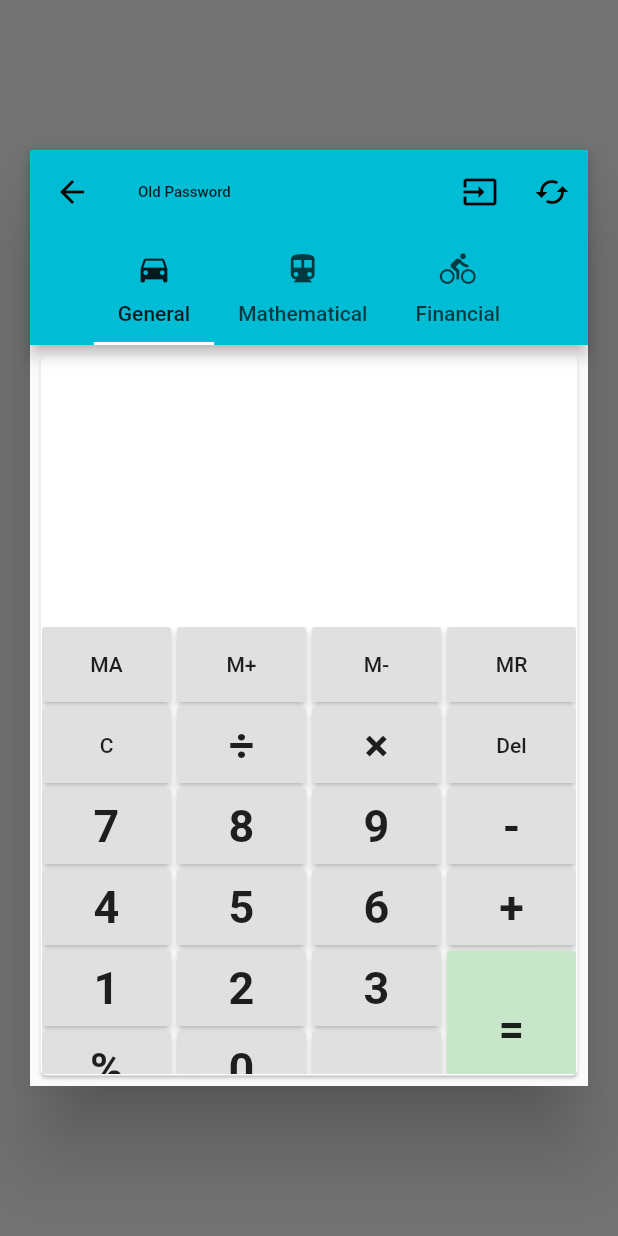
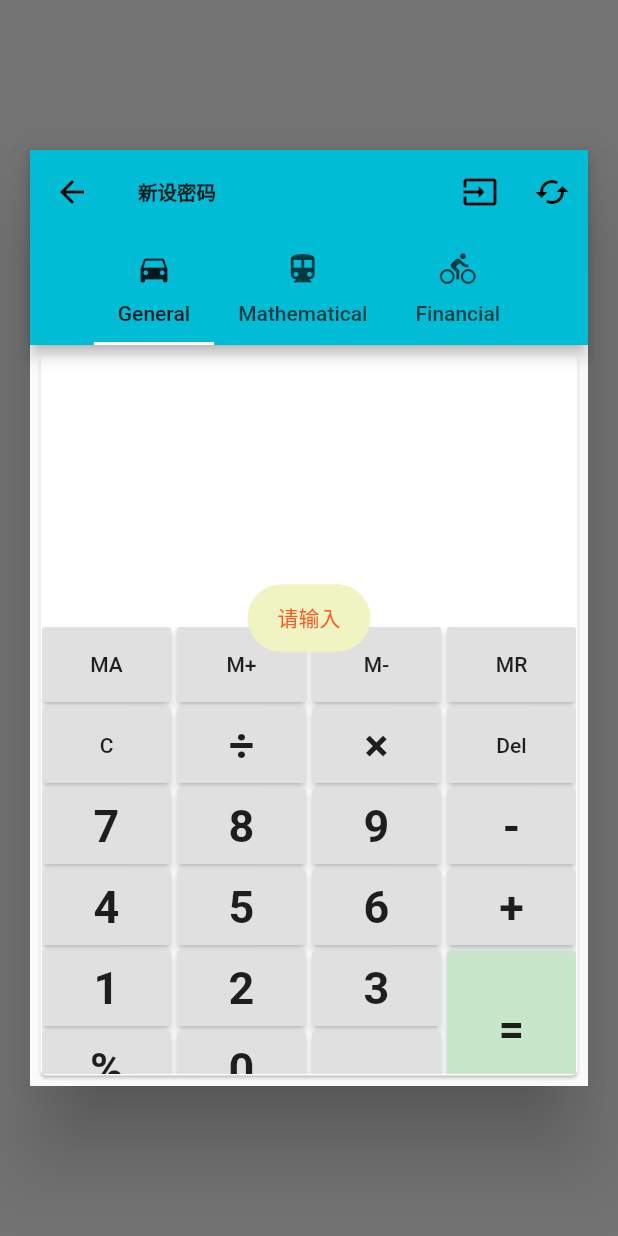
Before and after one commit to bigmangolee/ardor-calculator, a Flutter app: what selectInitType() shows on an empty page, opened directly, after a tap on "1.无数据导入初始化", after a tap on the "input" icon, on a phone screen of 412 x 824 dp. Run offline on Flutter 3.47's test engine with Material 2 defaults, Android fonts, the phone set to English and light mode, and no system bars; our stand-ins replace fluttertoast; accounts and stored records are empty; generated files the repository leaves out were written again.

Commit message:
Add password setting feature

```diff
--- a/lib/app/ardor/calculator/cal_base.dart
+++ b/lib/app/ardor/calculator/cal_base.dart
@@ -14,17 +14,28 @@
 
 import 'package:ardor_calculator/app/ardor/calculator/treasure/store/store_manager.dart';
 import 'package:ardor_calculator/app/ardor/calculator/treasure/store/user_data_store.dart';
+import 'package:ardor_calculator/library/applog.dart';
 import 'package:flutter/material.dart';
 
+typedef StringCallback = void Function(String value);
+
+// ignore: must_be_immutable
 abstract class CalBase extends StatelessWidget {
+
+  StringCallback resultCallBack;
+
+  CalBase(this.resultCallBack);
 
   String getName();
 
   IconData getIcon();
 
+  void reset();
+
   Future<bool> startTreasure(context,String password) async{
     StoreManager.secretKey = password;
     UserDataStore value = await StoreManager.getUserData();
+    AppLog.i(tag, "startTreasure value: $value");
     if (value != null) {
       Navigator.pushNamed(context, '/group');
       return true;
--- a/lib/app/ardor/calculator/cal_home.dart
+++ b/lib/app/ardor/calculator/cal_home.dart
@@ -63,11 +63,12 @@ class CalHome extends StatelessWidget {
 }
 
 List<CalBase> calculators = <CalBase>[
-  CalGeneral(),
-  CalMathematical(),
-  CalFinancial(),
+  CalGeneral(null),
+  CalMathematical(null),
+  CalFinancial(null),
 //  CalBlockChain(),
 ];
+
 
 class ChoiceCalculator extends StatelessWidget {
   const ChoiceCalculator({ Key key, this.cal }) : super(key: key);
--- a/lib/app/ardor/calculator/cal_mathematicall.dart
+++ b/lib/app/ardor/calculator/cal_mathematicall.dart
@@ -20,6 +20,7 @@ import 'package:ardor_calculator/app/ardor/calculator/cal_base.dart';
 // ignore: must_be_immutable
 class CalMathematical extends CalBase {
 
+  CalMathematical(resultCallBack) : super(resultCallBack);
 
   @override
   String getName() {
@@ -46,4 +47,9 @@ class CalMathematical extends CalBase {
     );
   }
 
+  @override
+  void reset() {
+    // TODO: implement reset
+  }
+
 }
--- a/lib/app/ardor/calculator/treasure/account_page.dart
+++ b/lib/app/ardor/calculator/treasure/account_page.dart
@@ -15,11 +15,11 @@
 import 'package:ardor_calculator/app/ardor/calculator/style/style.dart';
 import 'package:ardor_calculator/app/ardor/calculator/treasure/bean/account.dart';
 import 'package:ardor_calculator/app/ardor/calculator/treasure/bean/group.dart';
+import 'package:ardor_calculator/app/ardor/calculator/treasure/store/store_manager.dart';
 import 'package:ardor_calculator/app/ardor/calculator/treasure/store/user_data_store.dart';
 import 'package:flutter/material.dart';
 import 'package:flutter/services.dart';
 
-import 'store/store_manager.dart';
 
 // ignore: must_be_immutable
 class AccountHomePage extends StatefulWidget {
--- a/lib/app/ardor/calculator/treasure/bean/account.dart
+++ b/lib/app/ardor/calculator/treasure/bean/account.dart
@@ -39,4 +39,11 @@ class Account {
     updateTime = account.updateTime;
     order = account.order;
   }
+
+  @override
+  String toString() {
+    return 'Account{id: $id, groupId: $groupId, name: $name, address: $address, account: $account, password: $password, remarks: $remarks, order: $order, createTime: $createTime, updateTime: $updateTime}';
+  }
+
+
 }
--- a/lib/app/ardor/calculator/treasure/bean/group.dart
+++ b/lib/app/ardor/calculator/treasure/bean/group.dart
@@ -34,4 +34,11 @@ class Group {
     groupId = group.groupId;
     isPrivate = group.isPrivate;
   }
+
+  @override
+  String toString() {
+    return 'Group{groupId: $groupId, isPrivate: $isPrivate, name: $name, remarks: $remarks, createTime: $createTime, updateTime: $updateTime, order: $order}';
+  }
+
+
 }
--- a/lib/app/ardor/calculator/treasure/group_page.dart
+++ b/lib/app/ardor/calculator/treasure/group_page.dart
@@ -15,13 +15,14 @@
 import 'package:ardor_calculator/app/ardor/calculator/style/style.dart';
 import 'package:ardor_calculator/app/ardor/calculator/treasure/bean/group.dart';
 import 'package:ardor_calculator/app/ardor/calculator/treasure/password_keyboard.dart';
+import 'package:ardor_calculator/app/ardor/calculator/treasure/store/store_manager.dart';
 import 'package:ardor_calculator/app/ardor/calculator/treasure/store/user_data_store.dart';
+import 'package:ardor_calculator/library/applog.dart';
 import 'package:flutter/material.dart';
 import 'package:flutter/rendering.dart';
 import 'package:flutter/services.dart';
 import 'package:fluttertoast/fluttertoast.dart';
 
-import 'store/store_manager.dart';
 
 class GroupHomePage extends StatefulWidget {
   @override
--- a/lib/app/ardor/calculator/treasure/password_keyboard.dart
+++ b/lib/app/ardor/calculator/treasure/password_keyboard.dart
@@ -12,23 +12,47 @@
 // See the License for the specific language governing permissions and
 // limitations under the License.
 
+import 'package:ardor_calculator/app/ardor/calculator/treasure/bean/config.dart';
+import 'package:ardor_calculator/app/ardor/calculator/treasure/store/store_manager.dart';
+import 'package:ardor_calculator/app/ardor/calculator/treasure/store/user_data_store.dart';
 import 'package:flutter/material.dart';
 import 'package:ardor_calculator/app/ardor/calculator/cal_general.dart';
 import 'package:ardor_calculator/app/ardor/calculator/cal_base.dart';
 import 'package:ardor_calculator/app/ardor/calculator/cal_financial.dart';
 import 'package:ardor_calculator/app/ardor/calculator/cal_mathematicall.dart';
+import 'package:fluttertoast/fluttertoast.dart';
+
+enum PasswordType{
+  newPass,
+  resetPass
+}
 
 // ignore: must_be_immutable
 class PasswordKeybordDialog extends StatefulWidget {
+  PasswordType passwordType;
+  VoidCallback passwordOk;
+
+  PasswordKeybordDialog({
+    Key key,
+    this.passwordType,
+    this.passwordOk,
+  }) : super(key: key);
 
   @override
   State<StatefulWidget> createState() {
-    return new _PasswordKeybordDialogState();
+    return new _PasswordKeybordDialogState(passwordType,passwordOk);
   }
 }
 
 
 class _PasswordKeybordDialogState extends State<PasswordKeybordDialog> {
+
+  PasswordType passwordType;
+  VoidCallback passwordOk;
+
+  String oldPasswrod;
+  String newPasswrod1;
+  String newPasswrod2;
 
   Color backgroundColor;
 
@@ -43,6 +67,10 @@ class _PasswordKeybordDialogState extends State<PasswordKeybordDialog> {
   static const RoundedRectangleBorder _defaultDialogShape =
   RoundedRectangleBorder(borderRadius: BorderRadius.all(Radius.circular(2.0)));
   static const double _defaultElevation = 24.0;
+
+  static String currentInput;
+
+  _PasswordKeybordDialogState(this.passwordType,this.passwordOk);
 
   @override
   Widget build(BuildContext context) {
@@ -73,14 +101,24 @@ class _PasswordKeybordDialogState extends State<PasswordKeybordDialog> {
     );
   }
 
+  String getTips() {
+    if (passwordType == PasswordType.newPass) {
+      return "新设密码";
+    } else if (passwordType == PasswordType.resetPass) {
+      return "重置密码";
+    } else {
+      return "Input Password";
+    }
+  }
+
   Widget getContent() {
     return new DefaultTabController(
       length: calculators.length,
       child: new Scaffold(
         appBar: new AppBar(
-          title: const Text('Old Password',style: TextStyle(
-            fontSize: 10.0,
-            fontWeight: FontWeight.w500,
+          title: Text(getTips(),style: TextStyle(
+            fontSize: 13.0,
+            fontWeight: FontWeight.w700,
           ),),
           bottom: new TabBar(
             isScrollable: true,
@@ -95,12 +133,12 @@ class _PasswordKeybordDialogState extends State<PasswordKeybordDialog> {
             IconButton(
               icon: const Icon(Icons.input),
               tooltip: 'done',
-              onPressed: (){},
+              onPressed: passwordDown,
             ),
             IconButton(
               icon: const Icon(Icons.cached),
               tooltip: 'cancel',
-              onPressed: (){},
+              onPressed: cleanCache,
             ),
           ],
         ),
@@ -117,14 +155,97 @@ class _PasswordKeybordDialogState extends State<PasswordKeybordDialog> {
     );
   }
 
+  void passwordDown() {
+    if (currentInput == null || currentInput.isEmpty) {
+      showToast("请输入");
+      return;
+    }
+    if (passwordType == PasswordType.newPass) {
+      if (newPasswrod1 == null || newPasswrod1.isEmpty) {
+        newPasswrod1 = currentInput;
+        showToast("请再次输入密码。");
+        resetCal();
+      } else if (newPasswrod2 == null || newPasswrod2.isEmpty) {
+        if (currentInput == newPasswrod1) {
+          newPasswrod2 = currentInput;
+          saveNewPassword(newPasswrod2);
+          resetCal();
+          showToast("完成密码设置。");
+          Navigator.of(context).pop();
+          if (passwordOk != null) {
+            passwordOk();
+          }
+        } else {
+          showToast("密码不一致，请重新输入。");
+        }
+      } else {
+        if (newPasswrod2 == newPasswrod1) {
+          saveNewPassword(newPasswrod2);
+          resetCal();
+          showToast("完成密码设置。");
+          Navigator.of(context).pop();
+          if (passwordOk != null) {
+            passwordOk();
+          }
+        } else {
+          showToast("密码不一致，请重新输入。");
+        }
+      }
+    } else if (passwordType == PasswordType.resetPass) {
+
+    } else {
+
+    }
+  }
+
+  void saveNewPassword(String password) async{
+    Config config = await StoreManager.getConfig();
+    config.randomSalt = "init";
+    StoreManager.saveConfig(config);
+    StoreManager.secretKey = password;
+    StoreManager.saveUserData(UserDataStore(""));
+  }
+
+  void cleanCache() {
+    oldPasswrod = null;
+    newPasswrod1 = null;
+    newPasswrod2 = null;
+    currentInput = null;
+    resetCal();
+  }
+
+  void resetCal() {
+    for(CalBase cal in calculators) {
+      cal.reset();
+    }
+  }
+
+  List<CalBase> calculators = <CalBase>[
+    CalGeneral((String value) {
+      currentInput = value;
+    }),
+    CalMathematical((String value) {
+      currentInput = value;
+    }),
+    CalFinancial((String value) {
+      currentInput = value;
+    }),
+//  CalBlockChain(),
+  ];
+
+  void showToast(String msg) {
+    Fluttertoast.showToast(
+      msg: msg,
+      toastLength: Toast.LENGTH_SHORT,
+      gravity: ToastGravity.CENTER,
+      timeInSecForIos: 1,
+      backgroundColor: Colors.lime[100],
+      textColor: Colors.deepOrange,
+    );
+  }
 }
 
-List<CalBase> calculators = <CalBase>[
-  CalGeneral(),
-  CalMathematical(),
-  CalFinancial(),
-//  CalBlockChain(),
-];
+
 
 class ChoiceKeyboard extends StatelessWidget {
   const ChoiceKeyboard({ Key key, this.cal }) : super(key: key);
--- a/lib/app/ardor/calculator/treasure/store/store_manager.dart
+++ b/lib/app/ardor/calculator/treasure/store/store_manager.dart
@@ -8,6 +8,8 @@ import 'package:ardor_calculator/library/applog.dart';
 const String tag = "StoreManager";
 class StoreManager {
   static String _secretKey;
+
+  static String get secretKey => _secretKey;
 
   static set secretKey(String value) {
     if (_secretKey != value) {
@@ -57,9 +59,6 @@ class StoreManager {
         _userDataStore = UserDataStore.parseJson(text);
       }
     }
-    if (_userDataStore == null) {
-      _userDataStore = UserDataStore("");
-    }
     return _userDataStore;
   }
 
--- a/lib/app/ardor/calculator/treasure/store/user_data_store.dart
+++ b/lib/app/ardor/calculator/treasure/store/user_data_store.dart
@@ -177,4 +177,10 @@ class UserDataStore {
     account.groupId = toGroupId;
     newList.add(account);
   }
+
+  @override
+  String toString() {
+    return 'UserDataStore{name: $name, maxGroupId: $maxGroupId, maxAccountId: $maxAccountId, groups: $groups, accounts: $accounts}';
+  }
+
 }
--- a/lib/app/ardor/calculator/treasure/treasure_init_page.dart
+++ b/lib/app/ardor/calculator/treasure/treasure_init_page.dart
@@ -59,10 +59,6 @@ class TreasureInit{
         });
 
     if (i != null) {
-      Config config = await StoreManager.getConfig();
-      config.randomSalt = "init";
-      StoreManager.saveConfig(config);
-      //TODO
       if (i == 1) {
         _setNewPassword(context);
       }
@@ -74,7 +70,12 @@ class TreasureInit{
         context: context,
         barrierDismissible: false,
         builder: (BuildContext context) {
-          return PasswordKeybordDialog();
+          return PasswordKeybordDialog(
+            passwordType: PasswordType.newPass,
+            passwordOk: () async {
+
+            },
+          );
         });
   }
 }
```
Also changed, not shown: lib/app/ardor/calculator/cal_blockchain.dart (+8 -0 lines), lib/app/ardor/calculator/cal_financial.dart (+6 -1 lines), lib/app/ardor/calculator/cal_general.dart (+17 -3 lines).
